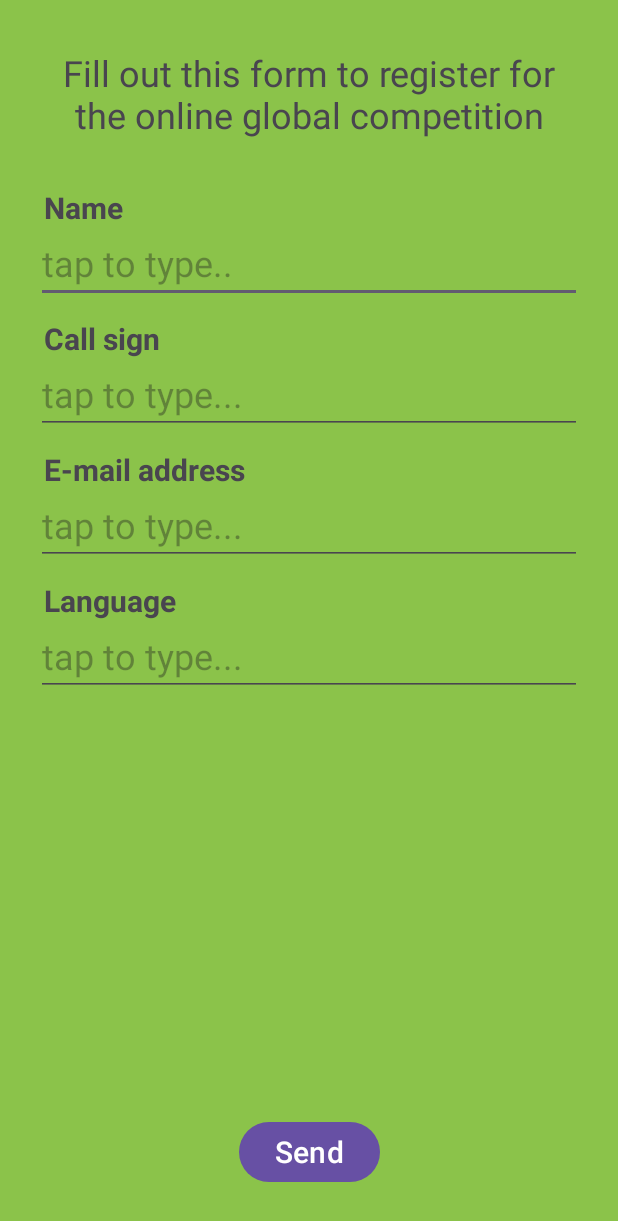
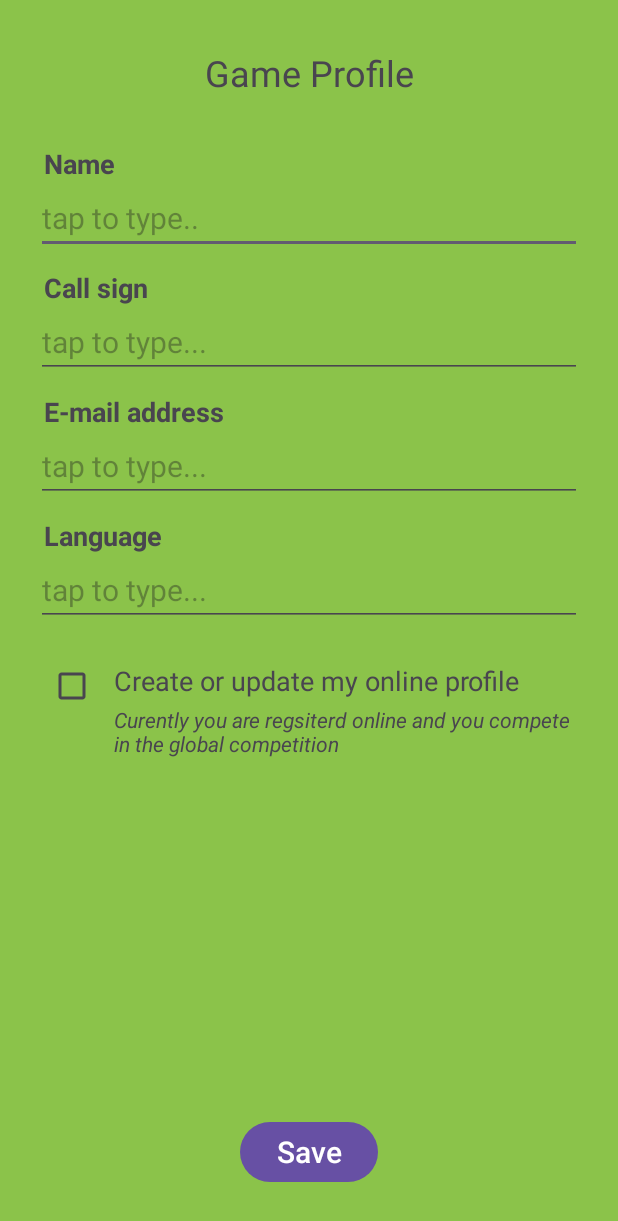
Before and after one commit to dennisbr3003/MyRegistration, an Android app: the FormFragment screen opened directly, with no data from a screen before it, on a phone screen of 412 x 824 dp. Shown: the top 1221 px of the screen. Run offline under Robolectric (Android 15) with nearby library versions, the phone set to English and light mode, and no system bars; 8 statements that could not run were skipped.

Commit message:
okHttp3, Jackson implemeted. Profile can be saved to Mongo DB online

```diff
--- a/app/build.gradle
+++ b/app/build.gradle
@@ -36,4 +36,9 @@ dependencies {
     testImplementation 'junit:junit:4.13.2'
     androidTestImplementation 'androidx.test.ext:junit:1.2.1'
     androidTestImplementation 'androidx.test.espresso:espresso-core:3.6.1'
+    // https://mvnrepository.com/artifact/com.squareup.okhttp3/okhttp
+    implementation group: 'com.squareup.okhttp3', name: 'okhttp', version: '4.12.0'
+// https://mvnrepository.com/artifact/com.fasterxml.jackson.core/jackson-databind
+    implementation group: 'com.fasterxml.jackson.core', name: 'jackson-databind', version: '2.18.0'
+
 }
--- a/app/src/main/AndroidManifest.xml
+++ b/app/src/main/AndroidManifest.xml
@@ -1,6 +1,8 @@
 <?xml version="1.0" encoding="utf-8"?>
 <manifest xmlns:android="http://schemas.android.com/apk/res/android"
     xmlns:tools="http://schemas.android.com/tools">
+
+    <uses-permission android:name="android.permission.INTERNET"/>
 
     <application
         android:allowBackup="true"
@@ -11,12 +13,15 @@
         android:roundIcon="@mipmap/ic_launcher_round"
         android:supportsRtl="true"
         android:theme="@style/Theme.MyRegistration"
+        android:usesCleartextTraffic="true"
         tools:targetApi="31">
         <activity
             android:name=".RegisterActivity"
+            android:screenOrientation="portrait"
             android:exported="false" />
         <activity
             android:name=".MainActivity"
+            android:screenOrientation="portrait"
             android:exported="true">
             <intent-filter>
                 <action android:name="android.intent.action.MAIN" />
--- a/app/src/main/java/com/dennisbrink/mt/global/myregistration/MainActivity.java
+++ b/app/src/main/java/com/dennisbrink/mt/global/myregistration/MainActivity.java
@@ -45,7 +45,7 @@ public class MainActivity extends AppCompatActivity {
 
     private void startRegsitration(Configuration config) {
         Intent i = new Intent(MainActivity.this, RegisterActivity.class); // from --> to
-        i.putExtra("CONFIG", config); // send this parameter
+        i.putExtra("CONFIG", FileHelper.readData(MainActivity.this)); // send this parameter
         startActivity(i); // run it
         // finish(); // close this activity
     }
--- a/app/src/main/res/layout/activity_main.xml
+++ b/app/src/main/res/layout/activity_main.xml
@@ -11,7 +11,7 @@
         android:layout_width="wrap_content"
         android:layout_height="wrap_content"
         android:layout_marginBottom="30dp"
-        android:text="Register"
+        android:text="Profile"
         android:textSize="20sp"
         app:layout_constraintBottom_toBottomOf="parent"
         app:layout_constraintEnd_toEndOf="parent"
--- a/app/src/main/res/layout/fragment_form.xml
+++ b/app/src/main/res/layout/fragment_form.xml
@@ -15,7 +15,7 @@
         android:layout_width="wrap_content"
         android:layout_height="wrap_content"
         android:layout_marginBottom="32dp"
-        android:text="@string/send"
+        android:text="Save"
         android:textSize="20sp"
         app:layout_constraintBottom_toBottomOf="parent"
         app:layout_constraintEnd_toEndOf="parent"
@@ -28,7 +28,7 @@
         android:layout_marginStart="24dp"
         android:layout_marginTop="32dp"
         android:layout_marginEnd="24dp"
-        android:text="Fill out this form to register for the online global competition"
+        android:text="Game Profile"
         android:textAlignment="center"
         android:textSize="24sp"
         app:layout_constraintEnd_toEndOf="parent"
@@ -56,17 +56,17 @@
             android:layout_marginStart="5dp"
             android:layout_marginLeft="5dp"
             android:text="Name"
-            android:textSize="20sp"
+            android:textSize="18sp"
             android:textStyle="bold" />
 
         <EditText
             android:id="@+id/etDisplayName"
             android:layout_width="match_parent"
-            android:layout_height="50dp"
+            android:layout_height="wrap_content"
             android:ems="10"
             android:hint="tap to type.."
             android:inputType="text"
-            android:textSize="24sp" />
+            android:textSize="20sp" />
 
         <TextView
             android:id="@+id/tvCallSign"
@@ -75,17 +75,17 @@
             android:layout_marginLeft="5dp"
             android:layout_marginTop="10dp"
             android:text="Call sign"
-            android:textSize="20sp"
+            android:textSize="18sp"
             android:textStyle="bold" />
 
         <EditText
             android:id="@+id/etCallSign"
             android:layout_width="match_parent"
-            android:layout_height="50dp"
+            android:layout_height="wrap_content"
             android:ems="10"
             android:hint="tap to type..."
             android:inputType="text"
-            android:textSize="24sp" />
+            android:textSize="20sp" />
 
         <TextView
             android:id="@+id/tvEmail"
@@ -94,17 +94,17 @@
             android:layout_marginLeft="5dp"
             android:layout_marginTop="10dp"
             android:text="E-mail address"
-            android:textSize="20sp"
+            android:textSize="18sp"
             android:textStyle="bold" />
 
         <EditText
             android:id="@+id/etEmailAddress"
             android:layout_width="match_parent"
-            android:layout_height="50dp"
+            android:layout_height="wrap_content"
             android:ems="10"
             android:hint="tap to type..."
             android:inputType="textEmailAddress"
-            android:textSize="24sp" />
+            android:textSize="20sp" />
 
         <TextView
             android:id="@+id/tvLanguage"
@@ -113,18 +113,54 @@
             android:layout_marginLeft="5dp"
             android:layout_marginTop="10dp"
             android:text="Language"
-            android:textSize="20sp"
+            android:textSize="18sp"
             android:textStyle="bold" />
 
         <EditText
             android:id="@+id/etLanguage"
             android:layout_width="match_parent"
-            android:layout_height="50dp"
+            android:layout_height="wrap_content"
             android:ems="10"
             android:hint="tap to type..."
             android:inputType="text"
-            android:textSize="24sp" />
+            android:textSize="20sp" />
 
     </LinearLayout>
 
+    <CheckBox
+        android:id="@+id/cbUpsertOnline"
+        android:layout_width="wrap_content"
+        android:layout_height="wrap_content"
+        android:layout_marginStart="24dp"
+        android:layout_marginTop="16dp"
+        android:textSize="18sp"
+        app:layout_constraintStart_toStartOf="parent"
+        app:layout_constraintTop_toBottomOf="@+id/linearLayout" />
+
+    <TextView
+        android:id="@+id/tvCheckBoxLabel"
+        android:layout_width="0dp"
+        android:layout_height="wrap_content"
+        android:layout_marginStart="4dp"
+        android:layout_marginTop="24dp"
+        android:layout_marginEnd="32dp"
+        android:text="Create or update my online profile"
+        android:textSize="18sp"
+        app:layout_constraintEnd_toEndOf="parent"
+        app:layout_constraintStart_toEndOf="@+id/cbUpsertOnline"
+        app:layout_constraintTop_toBottomOf="@+id/linearLayout" />
+
+    <TextView
+        android:id="@+id/tvOnlineState"
+        android:layout_width="0dp"
+        android:layout_height="wrap_content"
+        android:layout_marginStart="4dp"
+        android:layout_marginTop="4dp"
+        android:layout_marginEnd="32dp"
+        android:text="Curently you are regsiterd online and you compete in the global competition"
+        android:textStyle="italic"
+        app:layout_constraintEnd_toEndOf="parent"
+        app:layout_constraintStart_toEndOf="@+id/cbUpsertOnline"
+        app:layout_constraintTop_toBottomOf="@+id/tvCheckBoxLabel" />
+
 </androidx.constraintlayout.widget.ConstraintLayout>
```
Also changed, not shown: app/src/main/java/com/dennisbrink/mt/global/myregistration/Configuration.java (+16 -74 lines), app/src/main/java/com/dennisbrink/mt/global/myregistration/FormFragment.java (+84 -3 lines), app/src/main/java/com/dennisbrink/mt/global/myregistration/Player.java (added, +70 -0 lines).
